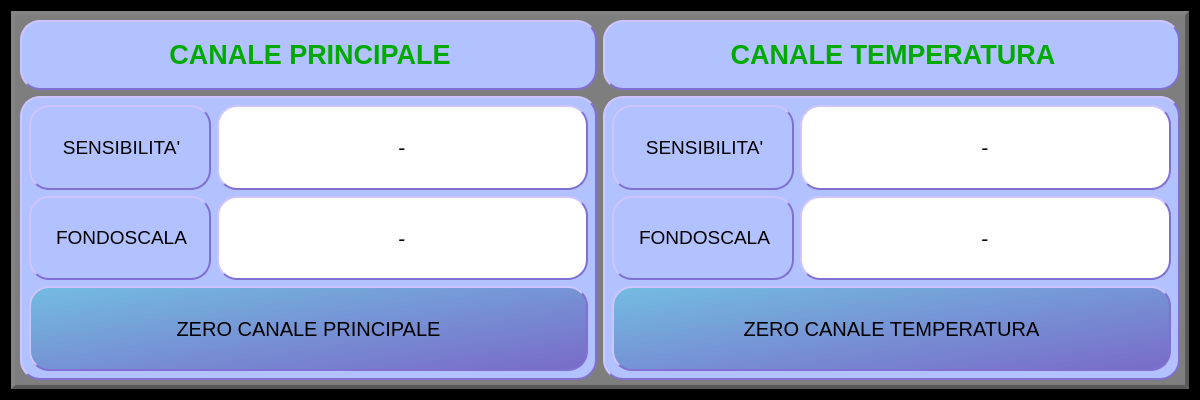
Old version of the form Qt Creator/dialog_setup_SG600.ui in the repository Mixer97/tesi_triennale.
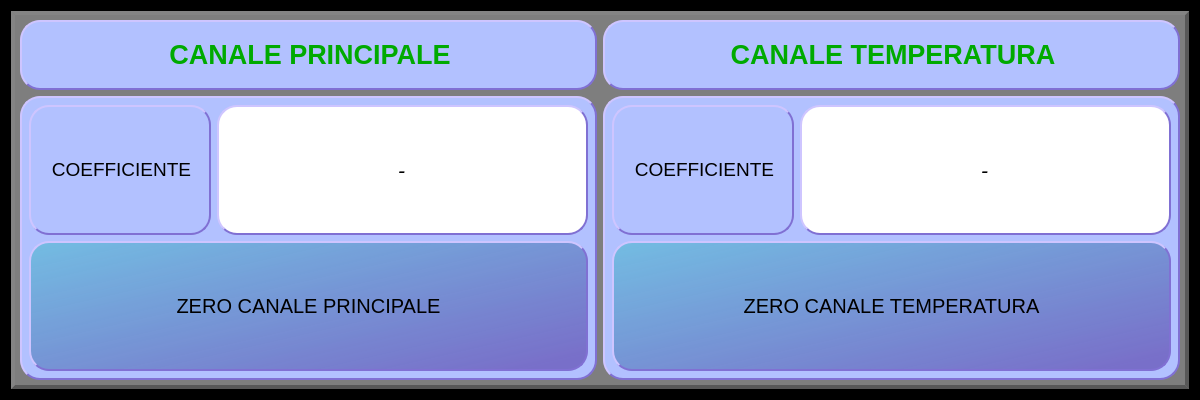
New version of the form.

What changed in the file:
```diff
--- a/Qt Creator/dialog_setup_SG600.ui
+++ b/Qt Creator/dialog_setup_SG600.ui
@@ -99,77 +99,7 @@
 </string>
           </property>
           <layout class="QGridLayout" name="gridLayout_2">
-           <item row="0" column="0">
-            <layout class="QGridLayout" name="gridLayout">
-             <item row="0" column="0">
-              <widget class="QLabel" name="label_sensib_setup_main">
-               <property name="sizePolicy">
-                <sizepolicy hsizetype="Preferred" vsizetype="Preferred">
-                 <horstretch>0</horstretch>
-                 <verstretch>0</verstretch>
-                </sizepolicy>
-               </property>
-               <property name="styleSheet">
-                <string notr="true">QLabel{
-	background-color: rgb(178, 193, 255);
-	border-style: outset;
-    border-width: 2px;
-	border-color: rgb(128, 112, 211);
-	border-radius: 20px;
-	color: rgb(0,0,0);
-}
-</string>
-               </property>
-               <property name="text">
-                <string>&lt;html&gt;&lt;head/&gt;&lt;body&gt;&lt;p align=&quot;center&quot;&gt;&lt;span style=&quot; font-size:14pt;&quot;&gt;SENSIBILITA'&lt;/span&gt;&lt;/p&gt;&lt;/body&gt;&lt;/html&gt;</string>
-               </property>
-              </widget>
-             </item>
-            </layout>
-           </item>
-           <item row="0" column="1" colspan="2">
-            <layout class="QGridLayout" name="gridLayout_5">
-             <item row="0" column="0">
-              <widget class="QLineEdit" name="lineEdit_sensibilita_main">
-               <property name="sizePolicy">
-                <sizepolicy hsizetype="Expanding" vsizetype="Expanding">
-                 <horstretch>0</horstretch>
-                 <verstretch>0</verstretch>
-                </sizepolicy>
-               </property>
-               <property name="font">
-                <font>
-                 <pointsize>16</pointsize>
-                 <italic>true</italic>
-                </font>
-               </property>
-               <property name="styleSheet">
-                <string notr="true">QWidget{
-	background-color:rgb(255, 255, 255); 
-	border-style: outset;
-    border-width: 2px;
-	border-color: rgb(128, 112, 211);
-	border-radius: 20;
-	color: rgb(0,0,0);
-}</string>
-               </property>
-               <property name="text">
-                <string>-</string>
-               </property>
-               <property name="cursorPosition">
-                <number>1</number>
-               </property>
-               <property name="alignment">
-                <set>Qt::AlignCenter</set>
-               </property>
-               <property name="clearButtonEnabled">
-                <bool>false</bool>
-               </property>
-              </widget>
-             </item>
-            </layout>
-           </item>
-           <item row="2" column="1" colspan="2">
+           <item row="1" column="1" colspan="2">
             <layout class="QGridLayout" name="gridLayout_6">
              <item row="0" column="1">
               <widget class="QLineEdit" name="lineEdit_fondoscala_main">
@@ -205,7 +135,7 @@
              </item>
             </layout>
            </item>
-           <item row="2" column="0">
+           <item row="1" column="0">
             <layout class="QGridLayout" name="gridLayout_3">
              <item row="0" column="0">
               <widget class="QLabel" name="label_fondoscala_setup_main">
@@ -227,13 +157,13 @@
 </string>
                </property>
                <property name="text">
-                <string>&lt;html&gt;&lt;head/&gt;&lt;body&gt;&lt;p align=&quot;center&quot;&gt;&lt;span style=&quot; font-size:14pt;&quot;&gt;FONDOSCALA&lt;/span&gt;&lt;/p&gt;&lt;/body&gt;&lt;/html&gt;</string>
+                <string>&lt;html&gt;&lt;head/&gt;&lt;body&gt;&lt;p align=&quot;center&quot;&gt;&lt;span style=&quot; font-size:14pt;&quot;&gt;COEFFICIENTE&lt;/span&gt;&lt;/p&gt;&lt;/body&gt;&lt;/html&gt;</string>
                </property>
               </widget>
              </item>
             </layout>
            </item>
-           <item row="3" column="0" colspan="3">
+           <item row="2" column="0" colspan="3">
             <layout class="QGridLayout" name="gridLayout_9">
              <item row="0" column="0">
               <widget class="QPushButton" name="pushButton_azzeramento_main">
@@ -307,10 +237,10 @@
 </string>
           </property>
           <layout class="QGridLayout" name="gridLayout_7">
-           <item row="0" column="1" colspan="2">
-            <layout class="QGridLayout" name="gridLayout_10">
-             <item row="0" column="0">
-              <widget class="QLineEdit" name="lineEdit_sensibilita_temp">
+           <item row="1" column="1" colspan="2">
+            <layout class="QGridLayout" name="gridLayout_13">
+             <item row="0" column="1">
+              <widget class="QLineEdit" name="lineEdit_coefficiente_temp">
                <property name="sizePolicy">
                 <sizepolicy hsizetype="Expanding" vsizetype="Expanding">
                  <horstretch>0</horstretch>
@@ -342,17 +272,14 @@
                <property name="alignment">
                 <set>Qt::AlignCenter</set>
                </property>
-               <property name="clearButtonEnabled">
-                <bool>false</bool>
-               </property>
               </widget>
              </item>
             </layout>
            </item>
-           <item row="0" column="0">
-            <layout class="QGridLayout" name="gridLayout_11">
+           <item row="1" column="0">
+            <layout class="QGridLayout" name="gridLayout_14">
              <item row="0" column="0">
-              <widget class="QLabel" name="label_sensib_setup_temp">
+              <widget class="QLabel" name="label_coefficiente_setup_temp">
                <property name="sizePolicy">
                 <sizepolicy hsizetype="Preferred" vsizetype="Preferred">
                  <horstretch>0</horstretch>
@@ -371,13 +298,13 @@
 </string>
                </property>
                <property name="text">
-                <string>&lt;html&gt;&lt;head/&gt;&lt;body&gt;&lt;p align=&quot;center&quot;&gt;&lt;span style=&quot; font-size:14pt;&quot;&gt;SENSIBILITA'&lt;/span&gt;&lt;/p&gt;&lt;/body&gt;&lt;/html&gt;</string>
+                <string>&lt;html&gt;&lt;head/&gt;&lt;body&gt;&lt;p align=&quot;center&quot;&gt;&lt;span style=&quot; font-size:14pt;&quot;&gt;COEFFICIENTE&lt;/span&gt;&lt;/p&gt;&lt;/body&gt;&lt;/html&gt;</string>
                </property>
               </widget>
              </item>
             </layout>
            </item>
-           <item row="3" column="0" colspan="3">
+           <item row="2" column="0" colspan="3">
             <layout class="QGridLayout" name="gridLayout_12">
              <item row="0" column="0">
               <widget class="QPushButton" name="pushButton_azzeramento_main_2">
@@ -424,70 +351,6 @@
              </item>
             </layout>
            </item>
-           <item row="2" column="1" colspan="2">
-            <layout class="QGridLayout" name="gridLayout_13">
-             <item row="0" column="1">
-              <widget class="QLineEdit" name="lineEdit_fondoscala_temp">
-               <property name="sizePolicy">
-                <sizepolicy hsizetype="Expanding" vsizetype="Expanding">
-                 <horstretch>0</horstretch>
-                 <verstretch>0</verstretch>
-                </sizepolicy>
-               </property>
-               <property name="font">
-                <font>
-                 <pointsize>16</pointsize>
-                 <italic>true</italic>
-                </font>
-               </property>
-               <property name="styleSheet">
-                <string notr="true">QWidget{
-	background-color:rgb(255, 255, 255); 
-	border-style: outset;
-    border-width: 2px;
-	border-color: rgb(128, 112, 211);
-	border-radius: 20;
-	color: rgb(0,0,0);
-}</string>
-               </property>
-               <property name="text">
-                <string>-</string>
-               </property>
-               <property name="alignment">
-                <set>Qt::AlignCenter</set>
-               </property>
-              </widget>
-             </item>
-            </layout>
-           </item>
-           <item row="2" column="0">
-            <layout class="QGridLayout" name="gridLayout_14">
-             <item row="0" column="0">
-              <widget class="QLabel" name="label_fondoscala_setup_temp">
-               <property name="sizePolicy">
-                <sizepolicy hsizetype="Preferred" vsizetype="Preferred">
-                 <horstretch>0</horstretch>
-                 <verstretch>0</verstretch>
-                </sizepolicy>
-               </property>
-               <property name="styleSheet">
-                <string notr="true">QLabel{
-	background-color: rgb(178, 193, 255);
-	border-style: outset;
-    border-width: 2px;
-	border-color: rgb(128, 112, 211);
-	border-radius: 20px;
-	color: rgb(0,0,0);
-}
-</string>
-               </property>
-               <property name="text">
-                <string>&lt;html&gt;&lt;head/&gt;&lt;body&gt;&lt;p align=&quot;center&quot;&gt;&lt;span style=&quot; font-size:14pt;&quot;&gt;FONDOSCALA&lt;/span&gt;&lt;/p&gt;&lt;/body&gt;&lt;/html&gt;</string>
-               </property>
-              </widget>
-             </item>
-            </layout>
-           </item>
           </layout>
          </widget>
         </item>
```
Left out of the diff: 7 changed lines with no effect on the pictures.
